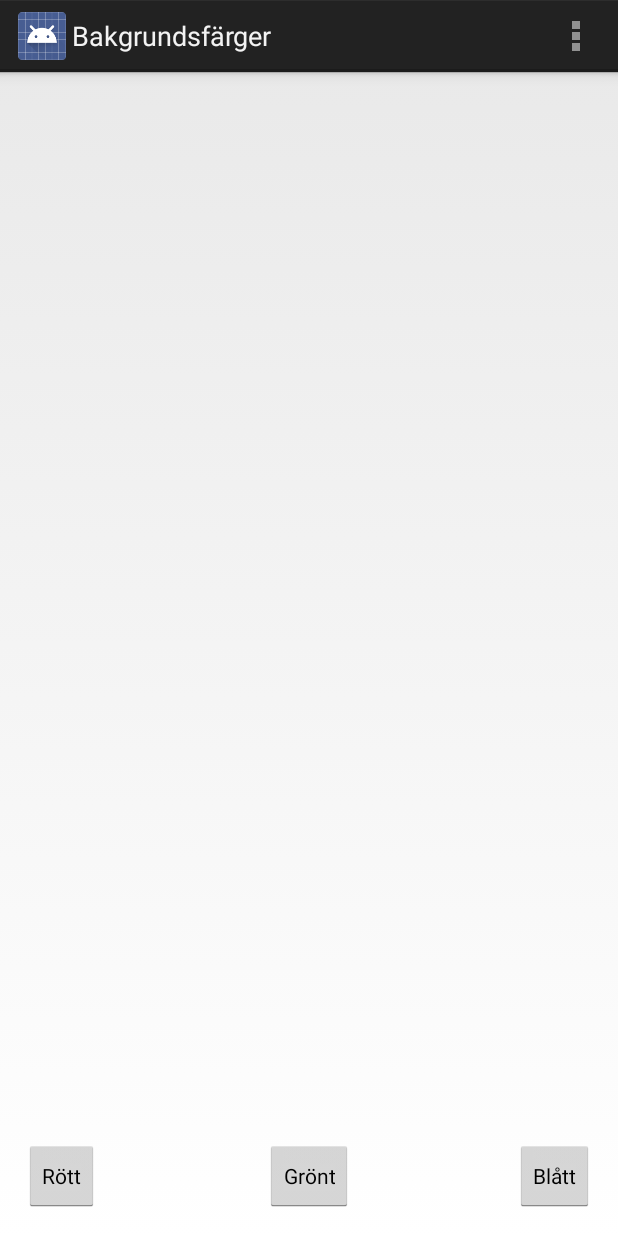
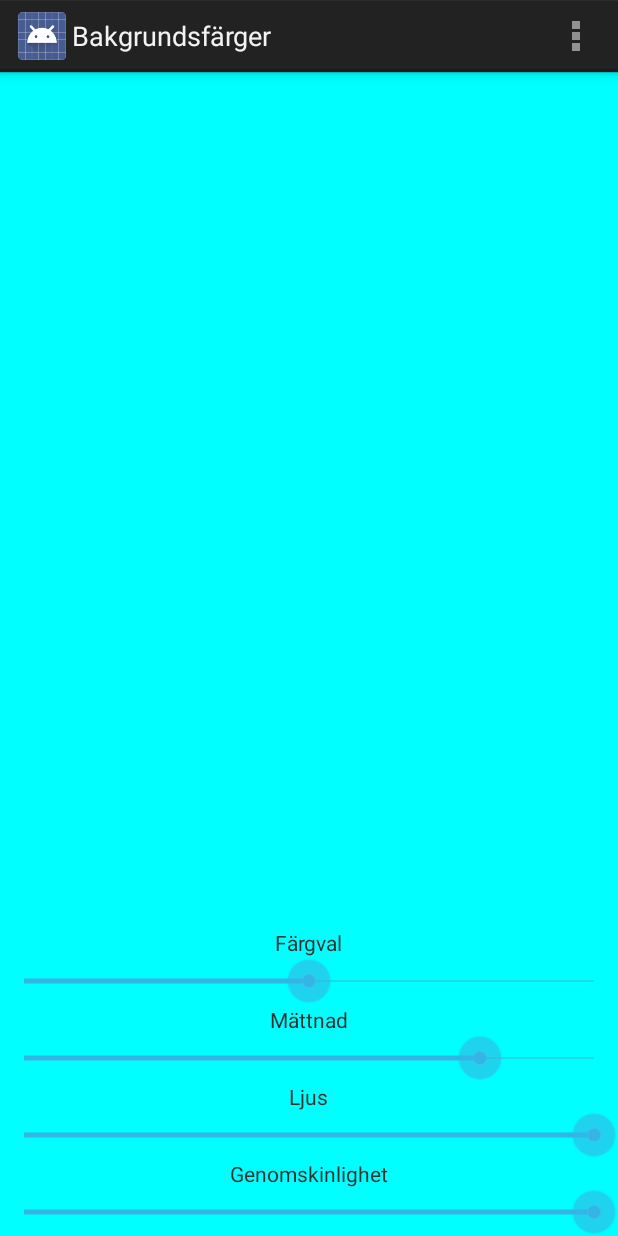
Before and after one commit to Timalex/Labb1, an Android app: the BackgroundColorActivity screen opened directly, with no data from a screen before it, on a phone screen of 412 x 824 dp. Run offline under Robolectric (Android 15) with nearby library versions, the phone set to English and light mode, and no system bars.

Commit message:
Fancier color controls

```diff
--- a/app/src/main/java/com/example/alexander/assignment1a/BackgroundColorActivity.java
+++ b/app/src/main/java/com/example/alexander/assignment1a/BackgroundColorActivity.java
@@ -1,44 +1,77 @@
 package com.example.alexander.assignment1a;
 
-import android.app.Activity;
 import android.graphics.Color;
 import android.os.Bundle;
 import android.util.Log;
-import android.view.Menu;
-import android.view.MenuItem;
-import android.view.View;
-import android.widget.RelativeLayout;
+import android.widget.LinearLayout;
+import android.widget.SeekBar;
 
 
-public class BackgroundColorActivity extends SharedMenuActivity {
+public class BackgroundColorActivity extends SharedMenuActivity implements SeekBar.OnSeekBarChangeListener {
+
+    SeekBar seekBarHue, seekBarSaturation, seekBarValue,  seekBarAlpha;
+    LinearLayout layoutColored;
+
+    private int alpha;
+    private float[] hsv = new float[3];
+
 
     @Override
     protected void onCreate(Bundle savedInstanceState) {
         super.onCreate(savedInstanceState);
         setContentView(R.layout.activity_background_color);
+
+        seekBarHue = (SeekBar) findViewById(R.id.seekBarHue);
+        seekBarSaturation = (SeekBar) findViewById(R.id.seekBarSaturation);
+        seekBarValue = (SeekBar) findViewById(R.id.seekBarValue);
+        seekBarAlpha = (SeekBar) findViewById(R.id.seekBarAlpha);
+
+        // Sätt en lämplig lyssnare på reglagen. Den finns implementerad i denna klass.
+        seekBarHue.setOnSeekBarChangeListener(this);
+        seekBarSaturation.setOnSeekBarChangeListener(this);
+        seekBarValue.setOnSeekBarChangeListener(this);
+        seekBarAlpha.setOnSeekBarChangeListener(this);
+
+        layoutColored = (LinearLayout) findViewById(R.id.layoutCanvas);
+        // Initiera färgverdena beroende på vad reglagen är inställda
+        alpha = seekBarAlpha.getProgress();
+        hsv[0] = seekBarHue.getProgress();
+        hsv[1] = seekBarSaturation.getProgress();
+        hsv[2] = seekBarValue.getProgress();
+
+        // Sätt en bild på själva aktivitetens bakgrund
+        getWindow().getDecorView().setBackgroundResource(R.drawable.ic_launcher);
+        // Sätt bakgrunds färg på layouten
+        layoutColored.setBackgroundColor(Color.HSVToColor(alpha,hsv));
     }
 
+    // Callback som skickar in reglage som används, med sitt dåvarande värde
+    @Override
+    public void onProgressChanged(SeekBar seekBar, int progress, boolean fromUser) {
 
-    // Metoderna är kopplade till knappar och byter till respektive bakgrundsfärg
-
-    public void onRed(View view)
-    {
-        setBackground(Color.RED);
+        switch (seekBar.getId())
+        {
+            case R.id.seekBarHue: hsv[0] = progress;
+                break;
+            // Anpassning från reglatets heltalsvärde till färgens flyttal
+            case R.id.seekBarSaturation : hsv[1] = (float) progress / 100;
+                break;
+            case R.id.seekBarValue : hsv[2] = (float) progress / 100;
+                break;
+            case R.id.seekBarAlpha : alpha = progress;
+                break;
+        }
+        // Uppdatera bakgrundsfärgen
+        layoutColored.setBackgroundColor(Color.HSVToColor(alpha,hsv));
     }
 
-    public void onGreen(View view)
-    {
-        setBackground(Color.GREEN);
+    @Override
+    public void onStartTrackingTouch(SeekBar seekBar) {
+
     }
 
-    public void onBlue(View view)
-    {
-        setBackground(Color.BLUE);
-    }
+    @Override
+    public void onStopTrackingTouch(SeekBar seekBar) {
 
-    // Ett sätt att ändra bakgrundsfärg på som ändrar själva aktivitetens bakgrundsfärg (inte layoutens)
-    public void setBackground(int color)
-    {
-        getWindow().getDecorView().setBackgroundColor(color);
     }
 }
--- a/app/src/main/java/com/example/alexander/assignment1a/RandomNumberActivity.java
+++ b/app/src/main/java/com/example/alexander/assignment1a/RandomNumberActivity.java
@@ -25,7 +25,7 @@ public class RandomNumberActivity extends SharedMenuActivity {
         randomButton = (Button) findViewById(R.id.buttonRandom);
         randomResultTv = (TextView) findViewById(R.id.textViewResult);
 
-        // Skapar en lyssnare och använder den på slumpknapper
+        // Skapar en lyssnare på slumpknappen som visar det formaterade talet i en textvy
         randomButton.setOnClickListener(new View.OnClickListener()
         {
             @Override
--- a/app/src/main/java/com/example/alexander/assignment1a/SharedMenuActivity.java
+++ b/app/src/main/java/com/example/alexander/assignment1a/SharedMenuActivity.java
@@ -6,7 +6,7 @@ import android.os.Bundle;
 import android.view.Menu;
 import android.view.MenuItem;
 
-// Den här aktiviteten innehåller en gemensam meny som kan delas vidare till andra aktiviteter genom arv
+// Den här aktiviteten innehåller en gemensam meny som kan delas vidare till de andra aktiviteterna genom arv
 
 public class SharedMenuActivity extends Activity {
 
--- a/app/src/main/res/layout/activity_background_color.xml
+++ b/app/src/main/res/layout/activity_background_color.xml
@@ -1,42 +1,72 @@
-<RelativeLayout xmlns:android="http://schemas.android.com/apk/res/android"
-    xmlns:tools="http://schemas.android.com/tools"
-    android:layout_width="match_parent"
-    android:layout_height="match_parent"
-    android:paddingLeft="@dimen/activity_horizontal_margin"
-    android:paddingRight="@dimen/activity_horizontal_margin"
-    android:paddingTop="@dimen/activity_vertical_margin"
-    android:paddingBottom="@dimen/activity_vertical_margin"
-    tools:context="com.example.alexander.assignment1a.BackgroundColorActivity">
+<LinearLayout
+    android:orientation="vertical"
+    android:layout_width="fill_parent"
+    android:layout_height="fill_parent"
+    xmlns:android="http://schemas.android.com/apk/res/android"
+    android:gravity="bottom"
+    android:id="@+id/layoutCanvas" >
 
-    <Button
-        style="?android:attr/buttonStyleSmall"
+    <TextView
         android:layout_width="wrap_content"
         android:layout_height="wrap_content"
-        android:text="@string/colorRed"
-        android:id="@+id/button"
-        android:onClick="onRed"
-        android:layout_alignParentBottom="true"
-        android:layout_alignParentLeft="true"
-        android:layout_alignParentStart="true" />
+        android:textAppearance="?android:attr/textAppearanceSmall"
+        android:text="@string/hue"
+        android:id="@+id/textView"
+        android:layout_gravity="center_horizontal" />
 
-    <Button
-        style="?android:attr/buttonStyleSmall"
+    <SeekBar
+        android:layout_width="match_parent"
+        android:layout_height="wrap_content"
+        android:id="@+id/seekBarHue"
+        android:indeterminate="false"
+        android:max="360"
+        android:progress="180" />
+
+    <TextView
         android:layout_width="wrap_content"
         android:layout_height="wrap_content"
-        android:text="@string/colorGreen"
-        android:id="@+id/button2"
-        android:onClick="onGreen"
-        android:layout_alignTop="@+id/button"
-        android:layout_centerHorizontal="true" />
+        android:textAppearance="?android:attr/textAppearanceSmall"
+        android:text="@string/saturation"
+        android:id="@+id/textView2"
+        android:layout_gravity="center_horizontal" />
 
-    <Button
-        style="?android:attr/buttonStyleSmall"
+    <SeekBar
+        android:layout_width="match_parent"
+        android:layout_height="wrap_content"
+        android:id="@+id/seekBarSaturation"
+        android:indeterminate="false"
+        android:max="100"
+        android:progress="80" />
+
+    <TextView
         android:layout_width="wrap_content"
         android:layout_height="wrap_content"
-        android:text="@string/colorBlue"
-        android:id="@+id/button3"
-        android:onClick="onBlue"
-        android:layout_alignTop="@+id/button2"
-        android:layout_alignParentRight="true"
-        android:layout_alignParentEnd="true" />
-</RelativeLayout>
+        android:textAppearance="?android:attr/textAppearanceSmall"
+        android:text="@string/value"
+        android:id="@+id/textView3"
+        android:layout_gravity="center_horizontal" />
+
+    <SeekBar
+        android:layout_width="match_parent"
+        android:layout_height="wrap_content"
+        android:id="@+id/seekBarValue"
+        android:indeterminate="false"
+        android:max="100"
+        android:progress="100" />
+
+    <TextView
+        android:layout_width="wrap_content"
+        android:layout_height="wrap_content"
+        android:textAppearance="?android:attr/textAppearanceSmall"
+        android:text="@string/alpha"
+        android:id="@+id/textView4"
+        android:layout_gravity="center_horizontal" />
+
+    <SeekBar
+        android:layout_width="match_parent"
+        android:layout_height="wrap_content"
+        android:id="@+id/seekBarAlpha"
+        android:indeterminate="false"
+        android:max="255"
+        android:progress="255" />
+</LinearLayout>
--- a/app/src/main/res/layout/activity_random_number.xml
+++ b/app/src/main/res/layout/activity_random_number.xml
@@ -11,12 +11,13 @@
     <Button
         style="?android:attr/buttonStyleSmall"
         android:layout_width="wrap_content"
-        android:layout_height="wrap_content"
+        android:layout_height="48dp"
         android:text="@string/buttonRandomize"
         android:id="@+id/buttonRandom"
         android:onClick="onRandom"
         android:layout_alignParentBottom="true"
-        android:layout_centerHorizontal="true" />
+        android:layout_centerHorizontal="true"
+        android:textSize="16dp" />
 
     <TextView
         android:layout_width="wrap_content"
--- a/app/src/main/res/values/strings.xml
+++ b/app/src/main/res/values/strings.xml
@@ -9,13 +9,14 @@
     <string name="title_activity_random_number">Slumpade Tal</string>
     <string name="buttonRandomize">Nytt Slumptal</string>
     <string name="title_activity_background_color">Bakgrundsfärger</string>
-    <string name="colorRed">Rött</string>
-    <string name="colorGreen">Grönt</string>
-    <string name="colorBlue">Blått</string>
     <string name="title_activity_shared_menu">SharedMenuActivity</string>
     <string name="activity_contact">Kontaktformulär</string>
     <string name="activity_background">Bakgrundsfärger</string>
-    <string name="toast_missing_name">Skriv ett namn för kontakten</string>
-    <string name="toast_invalid_email">Skriv en giltig e-postadress</string>
+    <string name="error_missing_name">Skriv ett namn för kontakten</string>
+    <string name="error_invalid_email">Skriv en giltig e-postadress</string>
+    <string name="hue">Färgval</string>
+    <string name="saturation">Mättnad</string>
+    <string name="value">Ljus</string>
+    <string name="alpha">Genomskinlighet</string>
 
 </resources>
```
